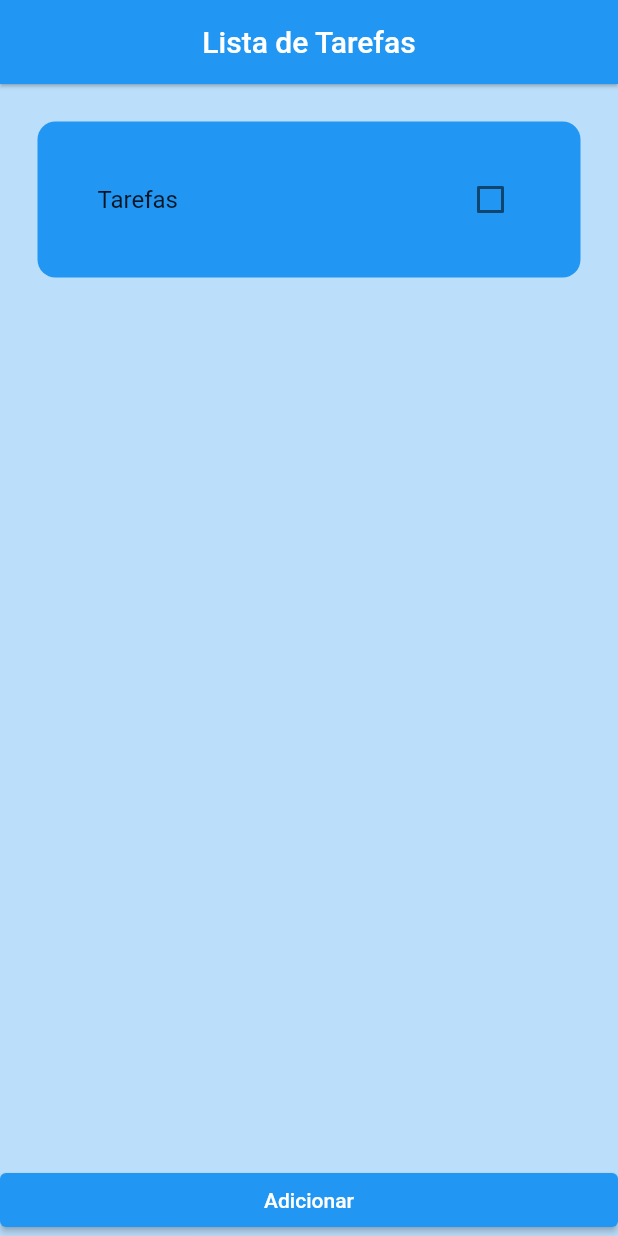
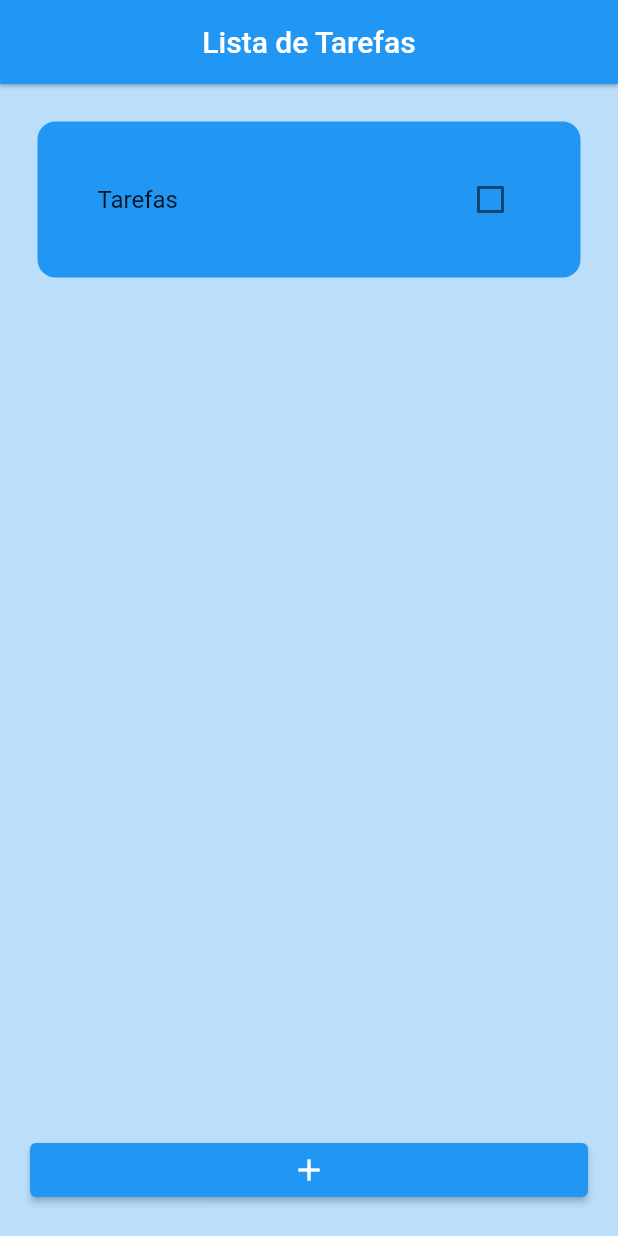
Before and after one commit to PatricioSA/note_app, a Flutter app: the screen it shows after launch, on a phone screen of 412 x 824 dp. Run offline on Flutter 3.47's test engine with Material 2 defaults, Android fonts, the phone set to English and light mode, and no system bars.

Commit message:
ajustando layout

```diff
--- a/lib/homepage.dart
+++ b/lib/homepage.dart
@@ -12,15 +12,15 @@ class HomePage extends StatefulWidget {
 class _HomePageState extends State<HomePage> {
   TextEditingController controller = new TextEditingController();
 
-  List listaTarefas = [
+  List toDoList = [
     ['Tarefas', false]
   ];
 
-  void salvarNovaTarefa() {
+  void saveNewTask() {
     setState(() {
       if(controller.text == '') {}
       else {
-        listaTarefas.add([controller.text, false]);
+        toDoList.add([controller.text, false]);
         controller.clear();
         Navigator.of(context).pop();
       }
@@ -37,30 +37,33 @@ class _HomePageState extends State<HomePage> {
         title: Text('Lista de Tarefas'),
       ),
       body: ListView.builder(
-        itemCount: listaTarefas.length,
+        itemCount: toDoList.length,
         itemBuilder: (context, index) {
           return Notas(
-            taskName: listaTarefas[index][0],
-            taskCompleted: listaTarefas[index][1],
+            taskName: toDoList[index][0],
+            taskCompleted: toDoList[index][1],
             onChanged: (bool? valor) {
               setState(() {
-                listaTarefas[index][1] = valor!;
+                toDoList[index][1] = valor!;
               });
             },
           );
         },
       ),
-      bottomNavigationBar: ElevatedButton(
+      bottomNavigationBar: Padding(
+        padding: const EdgeInsets.all(20),
+        child: ElevatedButton(
           onPressed: () {
             Navigator.push(
               context,
               MaterialPageRoute(
                 builder: (context) => NovaTarefa(
-                  onPressed: salvarNovaTarefa, controller: controller),
+                    onPressed: saveNewTask, controller: controller),
               ),
             );
           },
-        child: Text('Adicionar'),
+          child: Icon(Icons.add),
+        ),
       ),
     );
   }
--- a/lib/page_adicionar_tarefa.dart
+++ b/lib/page_adicionar_tarefa.dart
@@ -9,10 +9,12 @@ class NovaTarefa extends StatelessWidget {
   @override
   Widget build(BuildContext context) {
     return Scaffold(
+      backgroundColor: Colors.blue[100],
       body: Column(
+        mainAxisAlignment: MainAxisAlignment.center,
         children: [
           Padding(
-            padding: const EdgeInsets.all(20),
+            padding: const EdgeInsets.symmetric(horizontal: 100),
             child: TextField(
               decoration: InputDecoration(
                 border: OutlineInputBorder(),
@@ -22,6 +24,8 @@ class NovaTarefa extends StatelessWidget {
               controller: controller,
             ),
           ),
+
+          SizedBox(height: 20,),
 
           //Botões
           Row(
```
Lines whose indentation alone changed are shown as unchanged.
